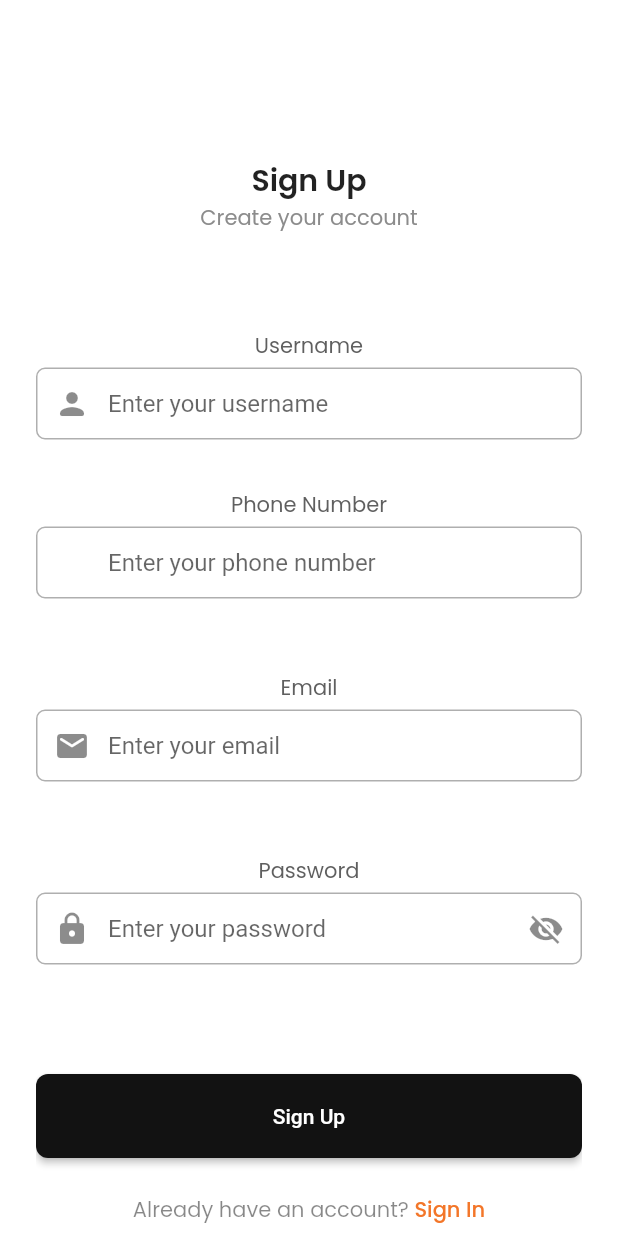
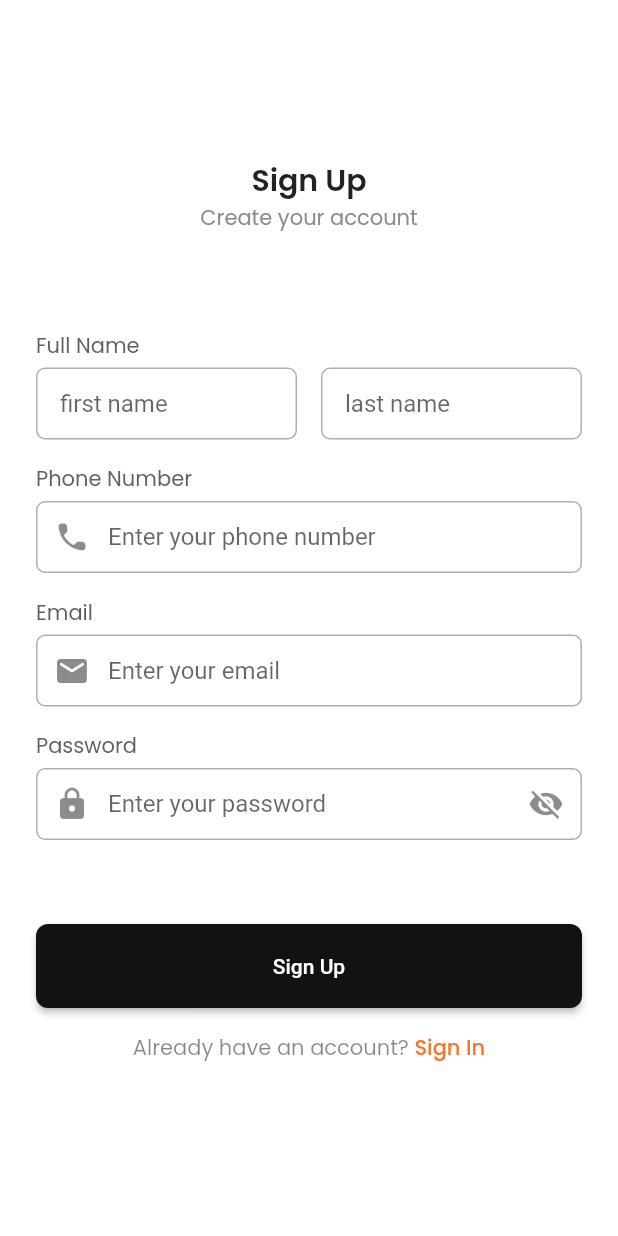
Before and after one commit to aminhaiqal/Quickride, a Flutter app: the Register screen opened by its route, on a phone screen of 412 x 824 dp. Run offline on Flutter 3.47's test engine with Material 2 defaults, Android fonts, the phone set to English and light mode, and no system bars; our stand-ins replace cloud_firestore, firebase_auth, firebase_core, firebase_storage, google_fonts, google_sign_in and 1 more; missing offline and left inert: flutter_facebook_auth; accounts and stored records are empty; network calls fail; statements that could not run were skipped.

Commit message:
fix signup input text

```diff
--- a/quickride/lib/src/features/authentication/utils/input_decoration.dart
+++ b/quickride/lib/src/features/authentication/utils/input_decoration.dart
@@ -1,5 +1,26 @@
 import 'package:flutter/material.dart';
 import 'package:quickride/src/utils/shared.dart' as shared;
+
+InputDecoration buildNameInputDecoration({
+  String label = '', helperText = '',
+
+}) {
+  return InputDecoration(
+    hintText: label.toLowerCase(),
+    labelStyle: shared.TextTheme.body1(FontWeight.w400),
+    enabledBorder: OutlineInputBorder(
+      borderSide: BorderSide(
+        color: (helperText != '')
+            ? shared.ColorTheme.mainTheme.colorScheme.error
+            : shared.GreyShader.greyAccentLight,
+      ),
+      borderRadius: BorderRadius.circular(6),
+    ),
+    contentPadding: const EdgeInsets.symmetric(
+      vertical: 12,
+      horizontal: 16,
+    ),);
+}
 
 InputDecoration buildEmailInputDecoration({
   String label = '', helperText = '',
--- a/quickride/lib/src/features/authentication/utils/register_credential.dart
+++ b/quickride/lib/src/features/authentication/utils/register_credential.dart
@@ -1,5 +1,6 @@
 import 'package:flutter/material.dart';
-import 'package:quickride/src/features/authentication/utils/input_decoration.dart' as input_decoration;
+import 'package:quickride/src/features/authentication/utils/input_decoration.dart'
+    as input_decoration;
 import '../../../utils/validator.dart';
 import '../viewmodel/auth_viewmodel.dart' show AuthViewModel;
 import 'package:quickride/src/widgets/action_button.dart' as action_button;
@@ -7,24 +8,29 @@ import 'package:quickride/src/utils/shared.dart' as shared;
 
 class RegisterCredential extends StatefulWidget {
   final AuthViewModel viewModel;
-  const RegisterCredential({Key? key, required this.viewModel}) : super(key: key);
+  const RegisterCredential({Key? key, required this.viewModel})
+      : super(key: key);
 
   @override
   RegisterCredentialState createState() => RegisterCredentialState();
 }
 
-
 class RegisterCredentialState extends State<RegisterCredential> {
   bool _obscureText = true;
-  String usernameErrorMessage = '', phoneNumberErrorMessage = '', emailErrorMessage = '', passwordErrorMessage = '';
-  final TextEditingController _usernameController = TextEditingController(),
+  String usernameErrorMessage = '',
+      phoneNumberErrorMessage = '',
+      emailErrorMessage = '',
+      passwordErrorMessage = '';
+  final TextEditingController _firstNameController = TextEditingController(),
+      _lastNameController = TextEditingController(),
       _phoneNumberController = TextEditingController(),
       _emailController = TextEditingController(),
       _passwordController = TextEditingController();
 
   @override
   void dispose() {
-    _usernameController.dispose();
+    _firstNameController.dispose();
+    _lastNameController.dispose();
     _phoneNumberController.dispose();
     _emailController.dispose();
     _passwordController.dispose();
@@ -34,31 +40,51 @@ class RegisterCredentialState extends State<RegisterCredential> {
   @override
   Widget build(BuildContext context) {
     return Column(
+      crossAxisAlignment: CrossAxisAlignment.start,
       children: [
-        // Component 1
+        Container(
+            margin: const EdgeInsets.only(bottom: 16),
+            child: Column(
+              crossAxisAlignment: CrossAxisAlignment.start,
+              children: [
                 Text(
-        'Username',
+                  'Full Name',
                   style: shared.TextTheme.description(null)
                       .copyWith(color: shared.GreyShader.greyAccent),
                 ),
                 const SizedBox(height: 4),
-        Form(
+                Row(
+                  children: [
+                    Flexible(
+                        flex: 1,
+                        child: Form(
                             child: TextFormField(
-          controller: _usernameController,
-          decoration: input_decoration.buildEmailInputDecoration(
-              label: 'Username',
-              helperText: usernameErrorMessage,
-              prefixIcon: Icons.person_rounded),
+                          controller: _firstNameController,
+                          decoration:
+                              input_decoration.buildNameInputDecoration(
+                                  label: 'First Name',
+                                  helperText: usernameErrorMessage),
+                        ))),
+                    const SizedBox(width: 16),
+                    Flexible(
+                        flex: 1,
+                        child: Form(
+                            child: TextFormField(
+                          controller: _lastNameController,
+                          decoration:
+                              input_decoration.buildNameInputDecoration(
+                                  label: 'Last Name',
+                                  helperText: usernameErrorMessage),
+                        ))),
+                  ],
+                )
+              ],
             )),
-        const SizedBox(height: 4),
-        Text(
-          usernameErrorMessage,
-          style: shared.TextTheme.description(null).copyWith(
-              color: shared.ColorTheme.mainTheme.colorScheme.error),
-        ),
-        const SizedBox(height: 8),
-
-        // Component 2
+        Container(
+            margin: const EdgeInsets.only(bottom: 16),
+            child: Column(
+              crossAxisAlignment: CrossAxisAlignment.start,
+              children: [
                 Text(
                   'Phone Number',
                   style: shared.TextTheme.description(null)
@@ -70,15 +96,16 @@ class RegisterCredentialState extends State<RegisterCredential> {
                   controller: _phoneNumberController,
                   decoration: input_decoration.buildEmailInputDecoration(
                       label: 'Phone Number',
-              helperText: phoneNumberErrorMessage),
+                      helperText: phoneNumberErrorMessage,
+                      prefixIcon: Icons.phone_rounded),
                 )),
-        const SizedBox(height: 4),
-        Text(
-          phoneNumberErrorMessage,
-          style: shared.TextTheme.description(null).copyWith(
-              color: shared.ColorTheme.mainTheme.colorScheme.error),
-        ),
-        const SizedBox(height: 24),
+              ],
+            )),
+        Container(
+            margin: const EdgeInsets.only(bottom: 16),
+            child: Column(
+              crossAxisAlignment: CrossAxisAlignment.start,
+              children: [
                 Text(
                   'Email',
                   style: shared.TextTheme.description(null)
@@ -93,13 +120,13 @@ class RegisterCredentialState extends State<RegisterCredential> {
                       helperText: emailErrorMessage,
                       prefixIcon: Icons.email_rounded),
                 )),
-          const SizedBox(height: 4),
-          Text(
-        emailErrorMessage,
-        style: shared.TextTheme.description(null)
-            .copyWith(color: shared.ColorTheme.mainTheme.colorScheme.error),
-      ),
-      const SizedBox(height: 24),
+              ],
+            )),
+        Container(
+            margin: const EdgeInsets.only(bottom: 56),
+            child: Column(
+              crossAxisAlignment: CrossAxisAlignment.start,
+              children: [
                 Text(
                   'Password',
                   style: shared.TextTheme.description(null)
@@ -119,19 +146,13 @@ class RegisterCredentialState extends State<RegisterCredential> {
                             _obscureText = !_obscureText;
                           })),
                 )),
-          const SizedBox(height: 4),
-          Text(
-        passwordErrorMessage,
-        style: shared.TextTheme.description(null)
-            .copyWith(color: shared.ColorTheme.mainTheme.colorScheme.error),
-      ),
-
-        const SizedBox(height: 48),
+              ],
+            )),
         action_button.PrimaryButton(
             label: 'Sign Up',
             width: 380,
             onPressed: () {
-              AuthViewModel viewModel = widget.viewModel;
+              widget.viewModel.signUp();
             }),
       ],
     );
--- a/quickride/lib/src/features/authentication/view/register_view.dart
+++ b/quickride/lib/src/features/authentication/view/register_view.dart
@@ -30,11 +30,9 @@ class Register extends StatelessWidget {
                                   .copyWith(color: const Color(0xFF8C8C8C)))
                         ],
                       )),
+                  RegisterCredential(viewModel: viewModel),
                   Container(
-                      margin: const EdgeInsets.only(bottom: 24),
-                      child: RegisterCredential(viewModel: viewModel)),
-                  Container(
-                      margin: const EdgeInsets.only(bottom: 24),
+                      margin: const EdgeInsets.only(top: 16),
                       child: RichText(
                           text: TextSpan(children: <TextSpan>[
                         TextSpan(
```
Lines whose indentation alone changed are shown as unchanged.
